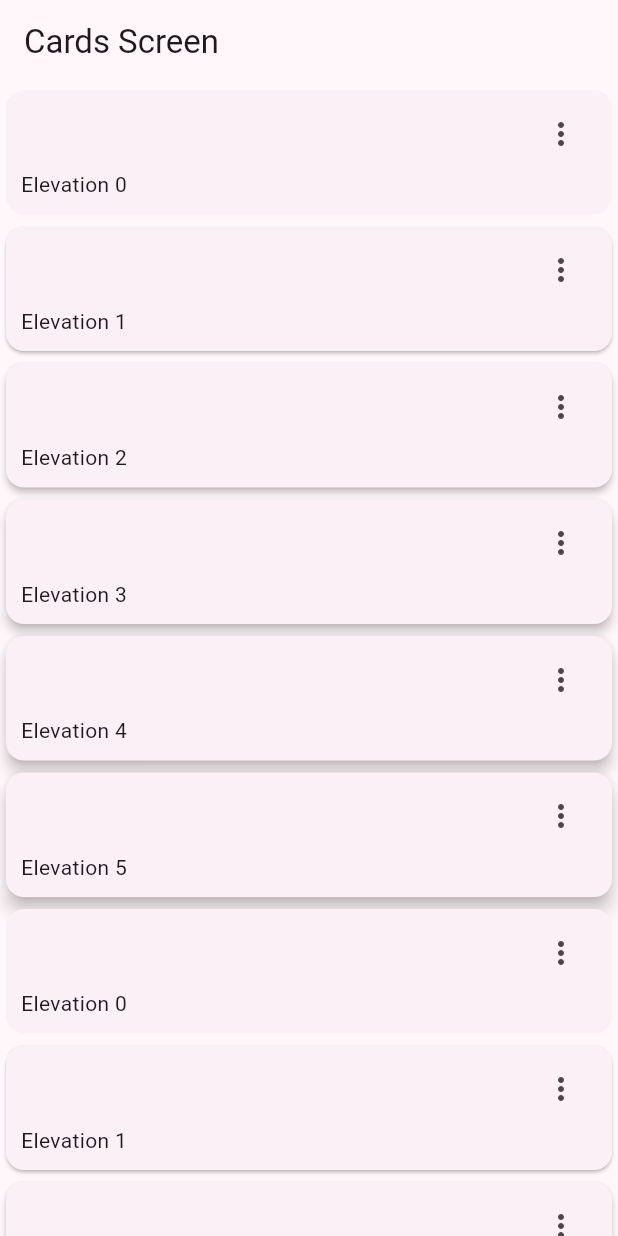
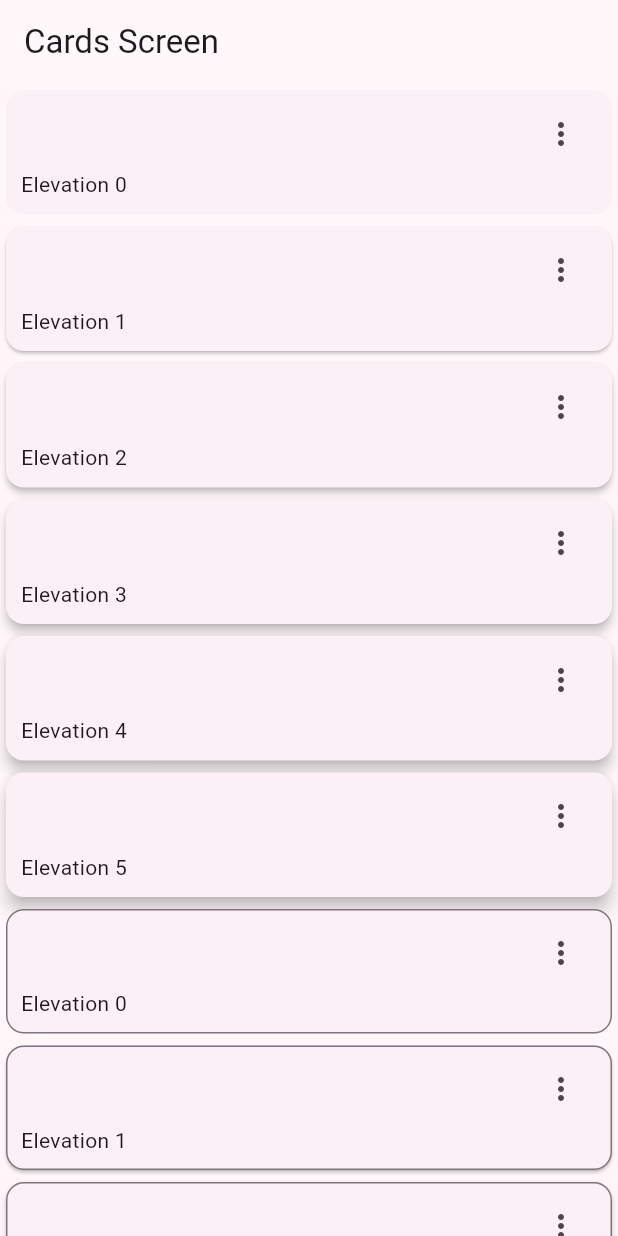
Before and after one commit to engelcituk/widgets-app, a Flutter app: the CardsScreen screen opened by its route, on a phone screen of 412 x 824 dp. Run offline on Flutter 3.47's test engine with Material 2 defaults, Android fonts, the phone set to English and light mode, and no system bars; our stand-ins replace go_router.

Commit message:
Tarjetas con borde

```diff
--- a/lib/presentation/screens/cards/cards_screen.dart
+++ b/lib/presentation/screens/cards/cards_screen.dart
@@ -38,9 +38,11 @@ class _CardsView extends StatelessWidget {
           ...cards.map(
             ( card) => _CardType1(label: card['label'], elevation: card['elevation'],)
           ),
-           ...cards.map(
-            ( card) => _CardType1(label: card['label'], elevation: card['elevation'],)
-          )
+
+          ...cards.map(
+            ( card) => _CardType2(label: card['label'], elevation: card['elevation'],)
+          ),
+
         ],
       ),
     );
@@ -81,3 +83,47 @@ class _CardType1 extends StatelessWidget {
     );
   }
 }
+
+class _CardType2 extends StatelessWidget {
+  final String label;
+  final double elevation;
+
+  const _CardType2({
+    required this.label,
+    required this.elevation
+  });
+
+  @override
+  Widget build(BuildContext context) {
+
+    final colors = Theme.of(context).colorScheme;
+
+    return Card(
+      shape: RoundedRectangleBorder(
+        borderRadius: const BorderRadius.all( Radius.circular(12)),
+        side: BorderSide(
+          color: colors.outline
+        )
+      ),
+      elevation: elevation,
+      child:  Padding(
+        padding: const EdgeInsets.fromLTRB(10, 5, 10, 10),
+        child: Column(
+          children: [
+            Align(
+              alignment: Alignment.topRight,
+              child: IconButton(
+                icon: const Icon(Icons.more_vert_outlined),
+                onPressed: (){},
+              )
+            ),
+            Align(
+              alignment: Alignment.bottomLeft,
+              child: Text(label),
+            )
+          ],
+        ),
+      ),
+    );
+  }
+}
```
